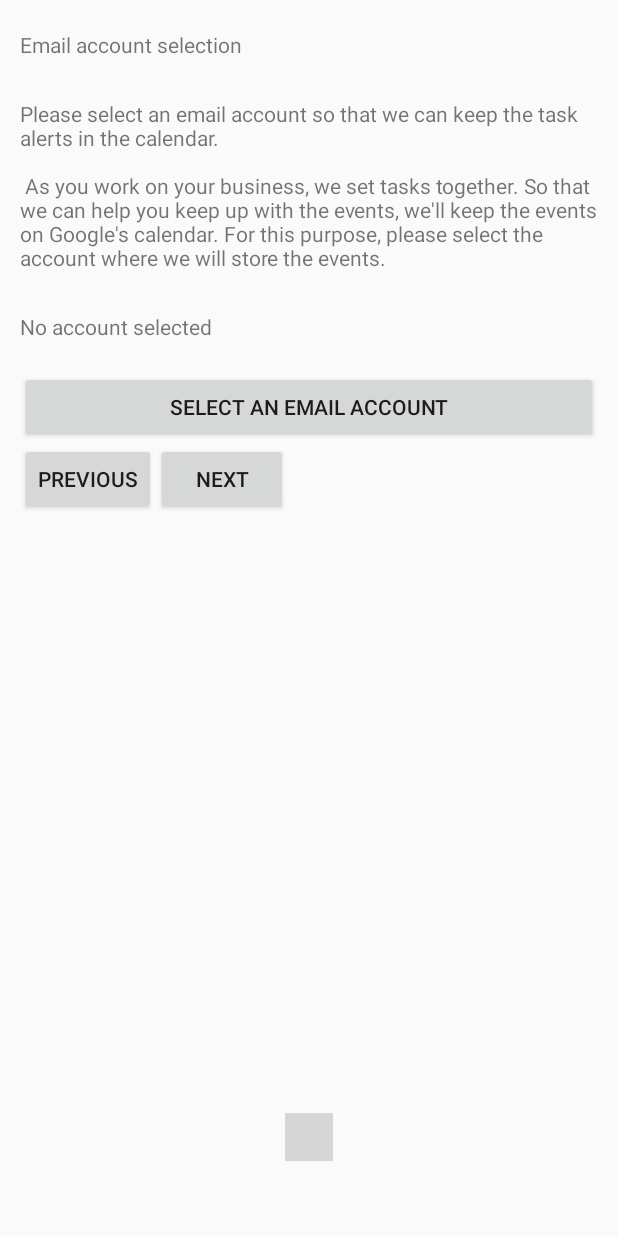
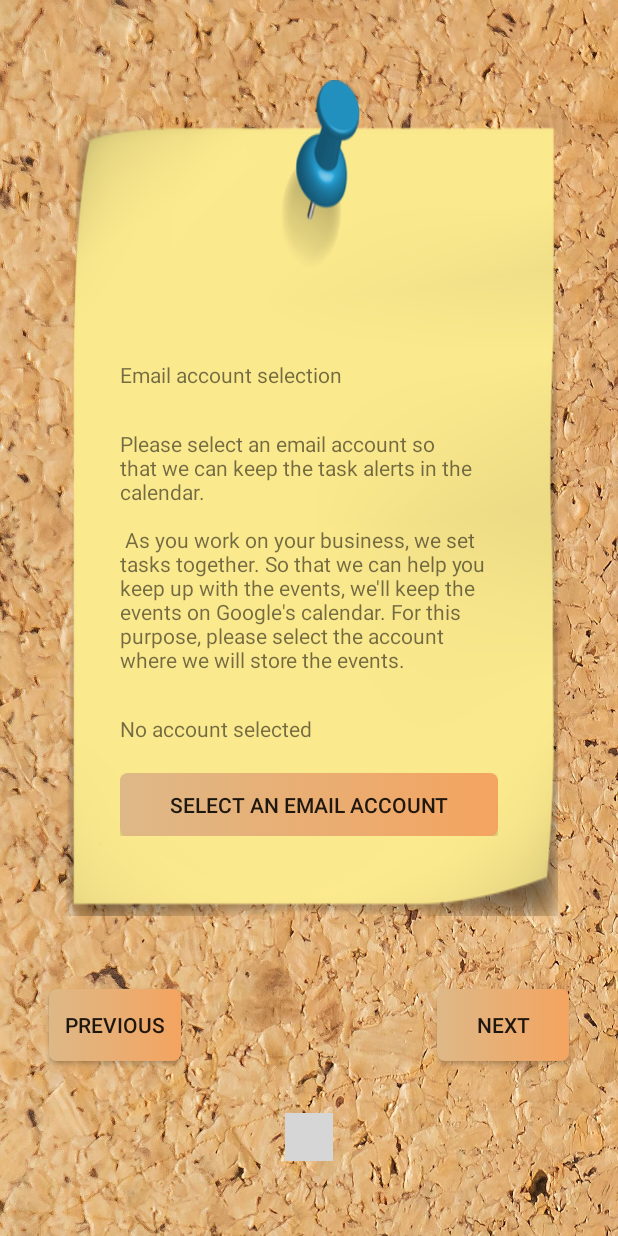
Before and after one commit to ilay-chen/Digitizer, an Android app: the screen it shows after launch (OnboardingActivity), after a tap on "NEXT", on a phone screen of 412 x 824 dp. Run offline under Robolectric (Android 15) with nearby library versions, the phone set to English and light mode, and no system bars; our stand-ins replace Firebase (no records; nobody signed in at launch, a user with empty details on screens opened directly); libraries missing offline, so code that uses them is left out: com.firebase.ui, com.google.api.client, com.google.api.services, com.tbuonomo.viewpagerdotsindicator; plain views replace WormDotsIndicator; 5 statements that could not run were skipped; grey boxes are pictures that could not be loaded.

Commit message:
onboarding UI onboarding improve

```diff
--- a/app/src/main/java/com/icstudios/digitizer/appData.java
+++ b/app/src/main/java/com/icstudios/digitizer/appData.java
@@ -60,6 +60,7 @@ import java.util.Arrays;
 import java.util.Calendar;
 import java.util.Date;
 import java.util.Random;
+import java.util.TimeZone;
 import java.util.concurrent.TimeUnit;
 
 import static com.icstudios.digitizer.mainNav.REQUEST_GOOGLE_PLAY_SERVICES;
@@ -547,7 +548,7 @@ public class appData extends Application {
         String eventId = getId(id);
 
         if(startDate.after(currentTime))
-        createEventAsync(opp, eventId, id, currentTopic.getTitle(), "מיקום", "תיאור",
+        createEventAsync(opp, eventId, id, currentTopic.getTitle(), "", "",
                 new DateTime(startDate), new DateTime(endDate), eventAttendeeEmail, c, activity);
     }
 
@@ -579,7 +580,7 @@ public class appData extends Application {
     public static void errorAlert(Context context, String text)
     {
         new AlertDialog.Builder(context)
-                .setTitle("שגירה בעיבוד קבצים")
+                .setTitle(R.string.error_save_files_title)
                 .setMessage(text)
 
                 // Specifying a listener allows you to take an action before dismissing the dialog.
@@ -604,11 +605,11 @@ public class appData extends Application {
             fos.close();
         } catch (FileNotFoundException e) {
             e.printStackTrace();
-            errorAlert(c,"לא הצלחנו לשמור את הקבצים");
+            errorAlert(c, c.getString(R.string.error_save_files));
 
         } catch (IOException e) {
             e.printStackTrace();
-            errorAlert(c,"לא הצלחנו לשמור את הקבצים");
+            errorAlert(c, c.getString(R.string.error_save_files));
 
         }
     }
@@ -699,12 +700,12 @@ public class appData extends Application {
             // Make a change
             EventDateTime start = new EventDateTime()
                     .setDateTime(startDate)
-                    .setTimeZone("Asia/Jerusalem");
+                    .setTimeZone(TimeZone.getDefault().getID());
             event.setStart(start);
 
             EventDateTime end = new EventDateTime()
                     .setDateTime(endDate)
-                    .setTimeZone("Asia/Jerusalem");
+                    .setTimeZone(TimeZone.getDefault().getID());
             event.setEnd(end);
 
             // Update the event
@@ -727,12 +728,12 @@ public class appData extends Application {
 
         EventDateTime start = new EventDateTime()
                 .setDateTime(startDate)
-                .setTimeZone("Asia/Jerusalem");
+                .setTimeZone(TimeZone.getDefault().getID());
         event.setStart(start);
 
         EventDateTime end = new EventDateTime()
                 .setDateTime(endDate)
-                .setTimeZone("Asia/Jerusalem");
+                .setTimeZone(TimeZone.getDefault().getID());
         event.setEnd(end);
 
         //String[] recurrence = new String[] {"RRULE:FREQ=DAILY;COUNT=1"};
--- a/app/src/main/java/com/icstudios/digitizer/mainNav.java
+++ b/app/src/main/java/com/icstudios/digitizer/mainNav.java
@@ -62,7 +62,6 @@ public class mainNav extends AppCompatActivity{
     private ImageButton mCallApiButton;
     private ImageButton scheduleMeeting;
     GoogleAccountCredential mCredential;
-    ProgressDialog mProgress;
     //private List<ScheduledEvents> scheduledEventsList = new ArrayList<ScheduledEvents>();
     public static final int REQUEST_ACCOUNT_PICKER = 1000;
     public static final int REQUEST_AUTHORIZATION = 1001;
@@ -131,9 +130,6 @@ public class mainNav extends AppCompatActivity{
                 //signOut();
             }
         });
-
-        mProgress = new ProgressDialog(this);
-        mProgress.setMessage("Syncing with calendar..");
 
         final Menu menuNav=navigationView.getMenu();
 
--- a/app/src/main/java/com/icstudios/digitizer/onboarding/EmailChooseFragment.java
+++ b/app/src/main/java/com/icstudios/digitizer/onboarding/EmailChooseFragment.java
@@ -3,6 +3,7 @@ package com.icstudios.digitizer.onboarding;
 
 import android.accounts.AccountManager;
 import android.app.Dialog;
+import android.app.ProgressDialog;
 import android.content.Context;
 import android.content.Intent;
 import android.content.SharedPreferences;
@@ -51,6 +52,7 @@ import java.io.IOException;
 import java.util.Arrays;
 import java.util.Date;
 import java.util.List;
+import java.util.TimeZone;
 
 import static android.app.Activity.RESULT_OK;
 import static android.content.Context.MODE_PRIVATE;
@@ -59,6 +61,7 @@ import static com.icstudios.digitizer.mainNav.REQUEST_ACCOUNT_PICKER;
 import static com.icstudios.digitizer.mainNav.REQUEST_AUTHORIZATION;
 import static com.icstudios.digitizer.mainNav.REQUEST_GOOGLE_PLAY_SERVICES;
 import static com.icstudios.digitizer.singIn.RC_SIGN_IN;
+import static com.icstudios.digitizer.singIn.context;
 
 /**
  * A simple {@link Fragment} subclass.
@@ -68,6 +71,7 @@ public class EmailChooseFragment extends Fragment {
     private Button mButtonNext, mButtonPrevious, mButtonChoose;
     private LinearLayout layout;
     TextView email;
+    ProgressDialog mProgress;
 
     public static com.google.api.services.calendar.Calendar mService = null;
     private static final String PREF_ACCOUNT_NAME = "accountName";
@@ -84,15 +88,31 @@ public class EmailChooseFragment extends Fragment {
         layout.setOrientation(LinearLayout.VERTICAL);
         layout.setPadding(20,20,20,20);
 
+        LinearLayout.LayoutParams noteParams = new LinearLayout.LayoutParams(
+                LinearLayout.LayoutParams.MATCH_PARENT, LinearLayout.LayoutParams.WRAP_CONTENT);
+        noteParams.setMargins(40, 60, 40, 300);
+
+        LinearLayout.LayoutParams innerNoteParams = new LinearLayout.LayoutParams(
+                LinearLayout.LayoutParams.MATCH_PARENT, LinearLayout.LayoutParams.WRAP_CONTENT);
+        innerNoteParams.setMargins(60, 270, 60, 80);
+
+        LinearLayout innerNote = new LinearLayout(getContext());
+        innerNote.setOrientation(LinearLayout.VERTICAL);
+
+        LinearLayout noteLayout = new LinearLayout(getContext());
+        noteLayout.setOrientation(LinearLayout.VERTICAL);
+        noteLayout.setBackgroundResource(R.drawable.pinnote7);
+
         TextView title = new TextView(getActivity());
         title.setText(R.string.mail_choose_title);
         title.setPadding(0,10,0,30);
-        layout.addView(title);
 
         TextView explanation = new TextView(getContext());
         explanation.setText(R.string.mail_choose_expl);
         explanation.setPadding(0,10,0,30);
-        layout.addView(explanation);
+
+        mProgress = new ProgressDialog(getContext());
+        mProgress.setMessage(getString(R.string.calendar_syncing));
 
         String accountName = (getActivity()).getPreferences(MODE_PRIVATE)
                 .getString(PREF_ACCOUNT_NAME, getString(R.string.no_mail));
@@ -100,88 +120,57 @@ public class EmailChooseFragment extends Fragment {
         email = new TextView(getContext());
         email.setText(accountName);
         email.setPadding(0,10,0,30);
-        layout.addView(email);
-
-        LinearLayout nav = new LinearLayout(getContext());
-        //nav.setOrientation(LinearLayout.HORIZONTAL);
 
         mButtonChoose = new Button(getContext());
         mButtonChoose.setText(R.string.choose_mail);
+        mButtonChoose.setBackgroundResource(R.drawable.button_skype_rectangle_background);
         mButtonChoose.setOnClickListener(new View.OnClickListener() {
             @Override
             public void onClick(View view) {
                 getResultsFromApi();
             }
         });
-        layout.addView(mButtonChoose);
 
-        mButtonNext = new Button(getContext());
-        mButtonNext.setText("next");
-        mButtonNext.setOnClickListener(new View.OnClickListener() {
-            @Override
-            public void onClick(View view) {
-                Boolean allSet = true;
-                if (allSet) {
-                    //(activity as ViewPager2).setCurrentItem(0,true)
-                    ((OnboardingActivity)getActivity()).onProgress(3);
-                    OnboardingActivity.Companion.getViewPager().setCurrentItem(2, true);
-                }
-                else
-                {
-                    Toast.makeText(getContext(),"you have to choose all the settings!",Toast.LENGTH_LONG).show();
-                }
-            }
-        });
+        innerNote.addView(title);
+        innerNote.addView(explanation);
+        innerNote.addView(email);
+        innerNote.addView(mButtonChoose);
 
-        mButtonPrevious = new Button(getContext());
-        mButtonPrevious.setText("Previous");
-        mButtonPrevious.setOnClickListener(new View.OnClickListener() {
-            @Override
-            public void onClick(View view) {
-                OnboardingActivity.Companion.getViewPager().setCurrentItem(0, true);
-            }
-        });
-        nav.addView(mButtonPrevious);
-        nav.addView(mButtonNext);
-        layout.addView(nav);
+        noteLayout.addView(innerNote, innerNoteParams);
+        layout.addView(noteLayout, noteParams);
 
-        //rootView.add
-        /*
-        mButtonNext = rootView.findViewById(R.id.button_next)
-        mButtonNext.setOnClickListener(View.OnClickListener { view ->
-            (activity as ViewPagerNavigation).onProgress(3)
-        })
-        R.id.radio_button_smile_interval_long
+//        LinearLayout nav = new LinearLayout(getContext());
+//        //nav.setOrientation(LinearLayout.HORIZONTAL);
+//
+//        mButtonNext = new Button(getContext());
+//        mButtonNext.setText("next");
+//        mButtonNext.setOnClickListener(new View.OnClickListener() {
+//            @Override
+//            public void onClick(View view) {
+//                Boolean allSet = true;
+//                if (allSet) {
+//                    //(activity as ViewPager2).setCurrentItem(0,true)
+//                    ((OnboardingActivity)getActivity()).nextPage();
+//                }
+//                else
+//                {
+//                    Toast.makeText(getContext(),"you have to choose all the settings!",Toast.LENGTH_LONG).show();
+//                }
+//            }
+//        });
+//
+//        mButtonPrevious = new Button(getContext());
+//        mButtonPrevious.setText("Previous");
+//        mButtonPrevious.setOnClickListener(new View.OnClickListener() {
+//            @Override
+//            public void onClick(View view) {
+//                OnboardingActivity.Companion.getViewPager().setCurrentItem(0, true);
+//            }
+//        });
+//        nav.addView(mButtonPrevious);
+//        nav.addView(mButtonNext);
+//        layout.addView(nav);
 
-
-        mRadioGroupSmileInterval.setOnCheckedChangeListener { group, checkedId ->
-            var smileIntervalInMinutes = 0
-            when (checkedId)
-            {
-                R.id.radio_button_smile_interval_short ->
-                {
-                    smileIntervalInMinutes = resources.getInteger(R.integer.smile_interval_short)
-                }
-                R.id.radio_button_smile_interval_medium ->
-                {
-                    smileIntervalInMinutes = resources.getInteger(R.integer.smile_interval_medium)
-                }
-                R.id.radio_button_smile_interval_long ->
-                {
-                    smileIntervalInMinutes = resources.getInteger(R.integer.smile_interval_long)
-                }
-            }
-            if (smileIntervalInMinutes == 0)
-            {
-                throw Exception("Smile interval radio selection falied! with value: " + smileIntervalInMinutes)
-            }
-            with (PreferenceManager.getDefaultSharedPreferences(context).edit())
-            {
-                putInt(getString(R.string.settings_key_interval_time_in_minutes),smileIntervalInMinutes)
-            }
-            (activity as ViewPagerNavigation).onProgress(2)
-        }
-*/
         return layout;
     }
 
@@ -257,7 +246,7 @@ public class EmailChooseFragment extends Fragment {
             JsonFactory jsonFactory = JacksonFactory.getDefaultInstance();
             mService = new com.google.api.services.calendar.Calendar.Builder(
                     transport, jsonFactory, credential)
-                    .setApplicationName("Google Calendar API Android Quickstart")
+                    .setApplicationName(context.getString(R.string.app_name))
                     .build();
         }
 
@@ -270,7 +259,7 @@ public class EmailChooseFragment extends Fragment {
             try {
                 Date startDate = new Date();
                 EventAttendee []eventAttendeeEmail = {};
-                insertEvent("עוזר הנוכחות הדיגיטלית",  appData.makeRandId(), "","", new DateTime(startDate),new DateTime(startDate),eventAttendeeEmail );
+                insertEvent(context.getString(R.string.app_name),  appData.makeRandId(), "","", new DateTime(startDate),new DateTime(startDate),eventAttendeeEmail );
             } catch (Exception e) {
                 e.printStackTrace();
                 mLastError = e;
@@ -283,13 +272,15 @@ public class EmailChooseFragment extends Fragment {
         @Override
         protected void onPreExecute() {
             //mOutputText.setText("");
-            //mProgress.show();
+            mProgress.show();
         }
 
         @Override
         protected void onPostExecute(List<String> output) {
             //autoSingIn();
-            email.setText("מייל נבחר: " + mCredential.getSelectedAccountName());
+            mProgress.dismiss();
+            ((OnboardingActivity)getActivity()).onProgress(3);
+            email.setText(getString(R.string.mail_choose) + mCredential.getSelectedAccountName());
         }
 
         @Override
@@ -325,12 +316,12 @@ public class EmailChooseFragment extends Fragment {
 
         EventDateTime start = new EventDateTime()
                 .setDateTime(startDate)
-                .setTimeZone("Asia/Jerusalem");
+                .setTimeZone(TimeZone.getDefault().getID());
         event.setStart(start);
 
         EventDateTime end = new EventDateTime()
                 .setDateTime(endDate)
-                .setTimeZone("Asia/Jerusalem");
+                .setTimeZone(TimeZone.getDefault().getID());
         event.setEnd(end);
 
         //String[] recurrence = new String[] {"RRULE:FREQ=DAILY;COUNT=1"};
--- a/app/src/main/java/com/icstudios/digitizer/onboarding/IntroOnboardingFragment.kt
+++ b/app/src/main/java/com/icstudios/digitizer/onboarding/IntroOnboardingFragment.kt
@@ -1,19 +1,18 @@
 package com.icstudios.digitizer.onboarding;
 
 import android.os.Bundle
-import androidx.fragment.app.Fragment
 import android.view.LayoutInflater
 import android.view.View
 import android.view.ViewGroup
 import android.widget.Button
 import android.widget.LinearLayout
 import android.widget.TextView
+import androidx.fragment.app.Fragment
 import com.icstudios.digitizer.R
 
 class IntroOnboardingFragment : Fragment() {
 
     private lateinit var layout : LinearLayout
-    private lateinit var mButtonNext: Button
 
     override fun onCreateView(
         inflater: LayoutInflater, container: ViewGroup?,
@@ -25,18 +24,23 @@ class IntroOnboardingFragment : Fragment() {
         layout.setOrientation(LinearLayout.VERTICAL)
         layout.setPadding(40,40,40,40)
 
+        val noteParams = LinearLayout.LayoutParams(
+                LinearLayout.LayoutParams.MATCH_PARENT, LinearLayout.LayoutParams.WRAP_CONTENT)
+        noteParams.setMargins(40, 60, 40, 300)
+
+        val innerNoteParams = LinearLayout.LayoutParams(
+                LinearLayout.LayoutParams.MATCH_PARENT, LinearLayout.LayoutParams.WRAP_CONTENT)
+        innerNoteParams.setMargins(60, 270, 60, 80)
+
+        var noteLayout = LinearLayout(context)
+        noteLayout.setOrientation(LinearLayout.VERTICAL)
+        noteLayout.setBackgroundResource(R.drawable.pinnote7)
+
         var introduction = TextView(context)
         introduction.setText(R.string.open_page)
 
-        mButtonNext = Button(context)
-        mButtonNext.setText("next")
-        mButtonNext.setOnClickListener(View.OnClickListener { view ->
-            (activity as OnboardingActivity?)?.getMyViewPager()?.setCurrentItem(1, true)
-        })
-
-        layout.addView(introduction)
-        layout.addView(mButtonNext)
-        //return inflater.inflate(R.layout.fragment_intro_onboarding, container, false)
+        noteLayout.addView(introduction, innerNoteParams)
+        layout.addView(noteLayout, noteParams)
         return layout
     }
 }
--- a/app/src/main/java/com/icstudios/digitizer/onboarding/OnboardingActivity.kt
+++ b/app/src/main/java/com/icstudios/digitizer/onboarding/OnboardingActivity.kt
@@ -1,11 +1,18 @@
 package com.icstudios.digitizer.onboarding;
 
+import android.content.Context
+import android.content.Intent
+import android.content.SharedPreferences
 import android.os.Bundle
+import android.view.View
+import android.widget.Button
+import android.widget.Toast
 import androidx.fragment.app.Fragment
 import androidx.fragment.app.FragmentActivity
 import androidx.viewpager2.adapter.FragmentStateAdapter
 import androidx.viewpager2.widget.ViewPager2
 import com.icstudios.digitizer.R
+import com.icstudios.digitizer.singIn
 import com.tbuonomo.viewpagerdotsindicator.WormDotsIndicator
 
 /**
@@ -26,6 +33,7 @@ class OnboardingActivity : FragmentActivity(),ViewPagerNavigation {
     companion object {
         @JvmStatic lateinit var viewPager: ViewPager2
         @JvmStatic lateinit var pagerAdapter: ScreenSlidePagerAdapter
+        @JvmStatic lateinit var next : Button
     }
 
     override fun onCreate(savedInstanceState: Bundle?) {
@@ -41,6 +49,16 @@ class OnboardingActivity : FragmentActivity(),ViewPagerNavigation {
 
         val dotsIndicator = findViewById<WormDotsIndicator>(R.id.dots_indicator)
         dotsIndicator.setViewPager2(viewPager)
+
+        next = findViewById<Button>(R.id.next)
+        next.setOnClickListener(View.OnClickListener {
+            nextPage()
+        })
+
+        var previous = findViewById<Button>(R.id.previous)
+        previous.setOnClickListener(View.OnClickListener {
+            previousPage()
+        })
     }
 
     override fun onBackPressed() {
@@ -59,6 +77,39 @@ class OnboardingActivity : FragmentActivity(),ViewPagerNavigation {
             viewPager = findViewById(R.id.pager)
         }
         return viewPager;
+    }
+
+    fun nextPage()
+    {
+        if(viewPager.getCurrentItem() + 1 == 2 && getProgress() == 2)
+        {
+            Toast.makeText(applicationContext, getString(R.string.choose_mail_toast),
+                    Toast.LENGTH_LONG).show()
+        }
+        else if (viewPager.getCurrentItem() + 1 < getProgress())
+            viewPager.setCurrentItem(viewPager.getCurrentItem() + 1)
+        else startMainActivity()
+    }
+
+    private fun startMainActivity() {
+        val sharedPref: SharedPreferences = applicationContext.getSharedPreferences("strings", Context.MODE_PRIVATE)
+
+        val editor = sharedPref.edit()
+        editor.putBoolean("firstTime", false)
+        editor.apply()
+
+        // move to next activity
+        startActivity(
+                Intent(applicationContext, singIn::class.java)
+                        .addFlags(Intent.FLAG_ACTIVITY_NEW_TASK or Intent.FLAG_ACTIVITY_CLEAR_TASK)
+        )
+    }
+
+    fun previousPage()
+    {
+
+        if (viewPager.getCurrentItem() != 0)
+            viewPager.setCurrentItem(viewPager.getCurrentItem() - 1)
     }
 
     /**
@@ -95,13 +146,20 @@ class OnboardingActivity : FragmentActivity(),ViewPagerNavigation {
                 notifyDataSetChanged()
             }
         }
+        fun getProgress(): Int {
+            return mProgress
+        }
     }
 
     override fun onProgress(progress: Int) {
         pagerAdapter.setProgress(progress)
     }
+    override fun getProgress(): Int {
+        return pagerAdapter.getProgress()
+    }
 }
 
     interface ViewPagerNavigation {
+    fun getProgress(): Int
     fun onProgress(progress: Int)
 }
--- a/app/src/main/java/com/icstudios/digitizer/singIn.java
+++ b/app/src/main/java/com/icstudios/digitizer/singIn.java
@@ -76,20 +76,10 @@ public class singIn extends AppCompatActivity {
         this.getWindow().setFlags(WindowManager.LayoutParams.FLAG_FULLSCREEN,WindowManager.LayoutParams.FLAG_FULLSCREEN);
         setContentView(R.layout.activity_firebase_ui);
 
-        LayoutInflater inflater = (LayoutInflater)
-                getSystemService(LAYOUT_INFLATER_SERVICE);
-        View popupView = inflater.inflate(R.layout.popup_window, null);
-
         context = this;
 
         SharedPreferences sharedPref = this.getApplicationContext().getSharedPreferences("strings", MODE_PRIVATE);
-        Boolean firstTime = sharedPref.getBoolean("firstTime", true);
-
-        // create the popup window
-        int width = LinearLayout.LayoutParams.WRAP_CONTENT;
-        int height = LinearLayout.LayoutParams.WRAP_CONTENT;
-        boolean focusable = false; // lets taps outside the popup also dismiss it
-        final PopupWindow popupWindow = new PopupWindow(popupView, width, height, focusable);
+        boolean firstTime = sharedPref.getBoolean("firstTime", true);
 
         if(firstTime) {
 
@@ -97,7 +87,7 @@ public class singIn extends AppCompatActivity {
             a.addFlags(Intent.FLAG_ACTIVITY_CLEAR_TOP);
             startActivity(a);
 
-            finish();
+            finishAffinity();
 
             /*
             findViewById(R.id.layoutIn).post(new Runnable() {
--- a/app/src/main/res/layout/activity_onboarding.xml
+++ b/app/src/main/res/layout/activity_onboarding.xml
@@ -4,7 +4,8 @@
     xmlns:tools="http://schemas.android.com/tools"
     android:layout_width="match_parent"
     android:layout_height="match_parent"
-    tools:context="com.smile.smiles.onboarding.OnboardingActivity">
+    android:background="@drawable/boardbackground2"
+    tools:context="com.icstudios.digitizer.onboarding.OnboardingActivity">
 
     <com.tbuonomo.viewpagerdotsindicator.WormDotsIndicator
         android:id="@+id/dots_indicator"
@@ -31,4 +32,30 @@
 
     </androidx.viewpager2.widget.ViewPager2>
 
+    <Button
+        android:id="@+id/previous"
+        android:layout_width="wrap_content"
+        android:layout_height="wrap_content"
+        android:text="@string/previous_button"
+        android:background="@drawable/button_skype_rectangle_background"
+        app:layout_constraintBottom_toBottomOf="parent"
+        app:layout_constraintEnd_toEndOf="parent"
+        app:layout_constraintVertical_bias="0.85"
+        app:layout_constraintHorizontal_bias="0.1"
+        app:layout_constraintStart_toStartOf="parent"
+        app:layout_constraintTop_toTopOf="parent" />
+
+    <Button
+        android:id="@+id/next"
+        android:layout_width="wrap_content"
+        android:layout_height="wrap_content"
+        android:text="@string/next_button"
+        android:background="@drawable/button_skype_rectangle_background"
+        app:layout_constraintBottom_toBottomOf="parent"
+        app:layout_constraintEnd_toEndOf="parent"
+        app:layout_constraintVertical_bias="0.85"
+        app:layout_constraintHorizontal_bias="0.9"
+        app:layout_constraintStart_toStartOf="parent"
+        app:layout_constraintTop_toTopOf="parent" />
+
 </androidx.constraintlayout.widget.ConstraintLayout>
--- a/app/src/main/res/values/strings.xml
+++ b/app/src/main/res/values/strings.xml
@@ -996,6 +996,11 @@ As you work on your business, we set tasks together. So that we can help you kee
     <string name="next_button">next</string>
     <string name="time_done">done</string>
     <string name="logout_text">log out</string>
-
+    <string name="error_save_files">We were unable to save the files</string>
+    <string name="error_save_files_title">File processing error</string>
+    <string name="calendar_syncing">Syncing with calendar..</string>
+    <string name="mail_choose">Selected Email: </string>
+    <string name="choose_mail_toast">You have to choose mail first!</string>
+    <string name="permissions_button">Permissions</string>
 
 </resources>
```
Also changed, not shown: app/src/main/java/com/icstudios/digitizer/onboarding/PermissionsOnboardingFragment.kt (+3 -33 lines), app/src/main/res/layout/fragment_permissions_onboarding.xml (+7 -15 lines), 1 other file.
